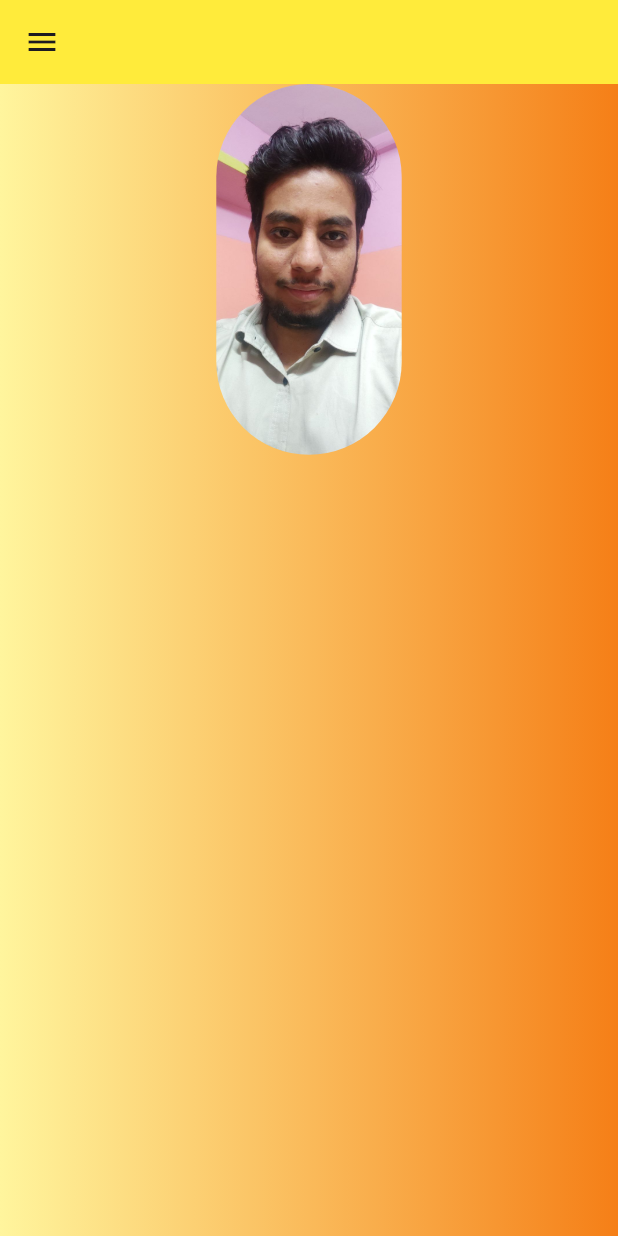
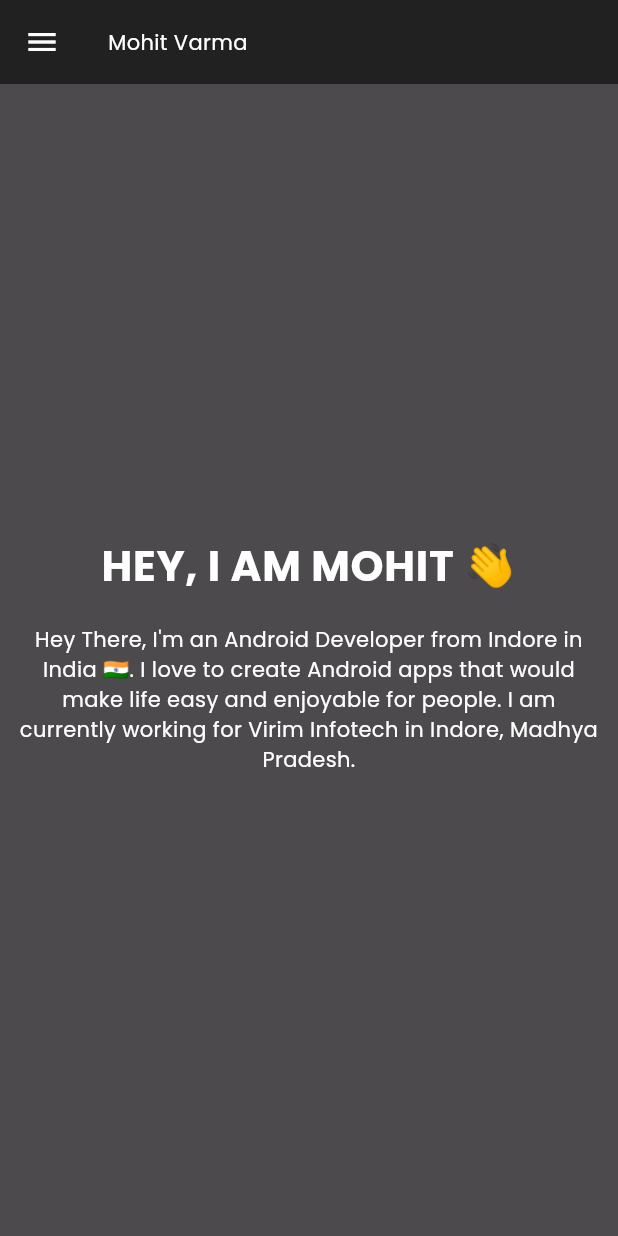
Before and after one commit to MV1998/portfolio_flutter, a Flutter app: the screen it shows after launch, on a phone screen of 412 x 824 dp. Run offline on Flutter 3.47's test engine with Material 3 defaults, Android fonts, the phone set to English and light mode, and no system bars; our stand-ins replace animated_text_kit, font_awesome_flutter, google_fonts, sizer.

Commit message:
responsive layout file added, mobile,tab and desktop seperate file created.

```diff
--- a/lib/main.dart
+++ b/lib/main.dart
@@ -2,11 +2,13 @@ import 'package:flutter/material.dart';
 import 'package:flutter_web_plugins/url_strategy.dart';
 import 'package:google_fonts/google_fonts.dart';
 import 'package:mohit_portfolio/view_models/animation_provider.dart';
+import 'package:mohit_portfolio/views/main_view/tablet_view.dart';
+import 'package:mohit_portfolio/views/responsive_layout.dart';
 import 'package:provider/provider.dart';
 import 'package:sizer/sizer.dart';
 
-import 'views/desktop_view.dart';
-import 'views/mobile_view.dart';
+import 'views/main_view/desktop_view.dart';
+import 'views/main_view/mobile_view.dart';
 
 void main() {
   usePathUrlStrategy();
@@ -33,10 +35,10 @@ class MyApp extends StatelessWidget {
               // )
               textTheme: GoogleFonts.poppinsTextTheme(const TextTheme(
                   bodyLarge: TextStyle(
-                      color: Colors.black,
+                      color: Colors.white,
                       fontSize: 28.0,
                       fontWeight: FontWeight.bold),
-                  bodyMedium: TextStyle(color: Colors.black)))),
+                  bodyMedium: TextStyle(color: Colors.white)))),
           home: const MyHomePage(title: 'Mohit Varma'),
         );
       },
@@ -55,6 +57,16 @@ class MyHomePage extends StatefulWidget {
 class _MyHomePageState extends State<MyHomePage> {
   @override
   Widget build(BuildContext context) {
+    return ResponsiveLayout(
+        mobileView: MobileView(),
+        tabletView: TabletView(),
+        desktopView: ChangeNotifierProvider<AnimationProvider>(
+          create: (_) {
+            return AnimationProvider();
+          },
+          child: DesktopView(),
+        ),
+    );
     return LayoutBuilder(
       builder: (_, constraints) {
         print(constraints.maxWidth);
--- /dev/null
+++ b/lib/views/main_view/mobile_view.dart
@@ -0,0 +1,99 @@
+import 'package:flutter/material.dart';
+import 'package:mohit_portfolio/views/circular_image_view.dart';
+import 'package:sizer/sizer.dart';
+import 'dart:math' as math;
+
+class MobileView extends StatefulWidget {
+  const MobileView({super.key});
+
+  @override
+  State<MobileView> createState() => _MobileViewState();
+}
+
+class _MobileViewState extends State<MobileView> {
+  @override
+  Widget build(BuildContext context) {
+    return Scaffold(
+      appBar: AppBar(
+        backgroundColor: Colors.grey.shade900,
+        iconTheme: const IconThemeData(color: Colors.white),
+        title: Text(
+          "Mohit Varma",
+          style: Theme.of(context).textTheme.bodyMedium,
+        ),
+      ),
+      drawer: Drawer(
+        backgroundColor: Colors.grey.shade900,
+        child: ListView(
+          children: [
+            DrawerHeader(
+              child: Text(
+                "Flutter",
+                style: Theme.of(context).textTheme.bodyMedium,
+              ),
+            ),
+            ListTile(
+              title:
+                  Text("Home", style: Theme.of(context).textTheme.bodyMedium),
+            ),
+            ListTile(
+              title:
+                  Text("Skills", style: Theme.of(context).textTheme.bodyMedium),
+            ),
+            ListTile(
+              title: Text("My Work",
+                  style: Theme.of(context).textTheme.bodyMedium),
+            ),
+            ListTile(
+              title: Text("Contact",
+                  style: Theme.of(context).textTheme.bodyMedium),
+            )
+          ],
+        ),
+      ),
+      body: FractionallySizedBox(
+        heightFactor: 1,
+        widthFactor: 1,
+        child: Stack(
+          children: [
+            // Container(
+            //   decoration: const BoxDecoration(
+            //       image: DecorationImage(
+            //     fit: BoxFit.cover,
+            //     image: NetworkImage(
+            //       "https://images.unsplash.com/photo-1478760329108-5c3ed9d495a0?q=80&w=1374&auto=format&fit=crop&ixlib=rb-4.0.3&ixid=M3wxMjA3fDB8MHxwaG90by1wYWdlfHx8fGVufDB8fHx8fA%3D%3D",
+            //     ),
+            //   )),
+            // ),
+            FractionallySizedBox(
+              heightFactor: 1,
+              widthFactor: 1,
+              child: ColoredBox(
+                color: Colors.black.withOpacity(.7),
+              ),
+            ),
+            Center(
+              child: Column(
+                mainAxisSize: MainAxisSize.min,
+                children: [
+                  Text(
+                    "HEY, I AM MOHIT 👋",
+                    style: Theme.of(context).textTheme.bodyLarge,
+                  ),
+                  const SizedBox(height: 10,),
+                  const Padding(
+                    padding: EdgeInsets.all(8.0),
+                    child: Text(
+                      "Hey There, I'm an Android Developer from Indore in India 🇮🇳. I love to create Android apps that would make life easy and enjoyable for people. I am currently working for Virim Infotech in Indore, Madhya Pradesh.",
+                      textAlign: TextAlign.center,
+                    ),
+                  )
+                ],
+              ),
+            )
+          ],
+        ),
+      ),
+    );
+  }
+}
--- a/lib/views/mobile_view.dart
+++ /dev/null
@@ -1,107 +0,0 @@
-import 'package:flutter/material.dart';
-import 'package:mohit_portfolio/views/circular_image_view.dart';
-import 'package:sizer/sizer.dart';
-
-class MobileView extends StatefulWidget {
-  const MobileView({super.key});
-
-  @override
-  State<MobileView> createState() => _MobileViewState();
-}
-
-class _MobileViewState extends State<MobileView> {
-  @override
-  Widget build(BuildContext context) {
-
-    List<Widget> textButtonList = [
-      TextButton(
-        onPressed: () {},
-        onHover: (value) {
-          print(value);
-        },
-        style:
-        TextButton.styleFrom(backgroundColor: Colors.black),
-        child:
-        Text("Home", style: Theme.of(context).textTheme.bodyMedium?.copyWith(color: Colors.white)),
-      ),
-      const SizedBox(
-        width: 20.0,
-      ),
-      TextButton(
-        onPressed: () {},
-        onHover: (value) {
-          print(value);
-        },
-        child: Text("Tech Stack",
-            style: Theme.of(context).textTheme.bodyMedium?.copyWith(color: Colors.white)),
-      ),
-      const SizedBox(
-        width: 20.0,
-      ),
-      TextButton(
-        onPressed: () {},
-        onHover: (value) {
-          print(value);
-        },
-        child: Text("My Work",
-            style: Theme.of(context).textTheme.bodyMedium?.copyWith(color: Colors.white)),
-      ),
-      const SizedBox(
-        width: 20.0,
-      ),
-      TextButton(
-        onPressed: () {},
-        onHover: (value) {
-          print(value);
-        },
-        child: Text("Contact",
-            style: Theme.of(context).textTheme.bodyMedium?.copyWith(color: Colors.white)),
-      ),
-      const SizedBox(
-        width: 20.0,
-      ),
-      ElevatedButton(
-        onPressed: () {},
-        onHover: (value) {
-          print(value);
-        },
-        style: ElevatedButton.styleFrom(backgroundColor: Colors.black),
-        child: Text("Resume",
-            style: Theme.of(context).textTheme.bodyMedium?.copyWith(color: Colors.white)),
-      ),
-    ];
-
-
-    return Scaffold(
-      appBar: AppBar(
-        backgroundColor: Colors.yellow,
-      ),
-      drawer: Drawer(
-        child: ListView(
-          children: textButtonList,
-        ),
-      ),
-      body: Container(
-        width: 100.w,
-        height: 100.h,
-        decoration: BoxDecoration(
-            gradient: LinearGradient(colors: [
-              Colors.yellow.shade200,
-              Colors.yellow.shade900
-            ]
-            )
-        ),
-        child: SingleChildScrollView(
-          child: Column(
-            children: [
-              CircularImageView(height: 30.h, width: 30.w,),
-              Text("", style: Theme.of(context)
-                  .textTheme
-                  .bodyLarge!,)
-            ],
-          ),
-        ),
-      ),
-    );
-  }
-}
--- /dev/null
+++ b/lib/views/responsive_layout.dart
@@ -0,0 +1,25 @@
+import 'package:flutter/material.dart';
+class ResponsiveLayout extends StatelessWidget {
+  final Widget desktopView;
+  final Widget mobileView;
+  final Widget tabletView;
+  const ResponsiveLayout(
+      {required this.mobileView,
+      required this.tabletView,
+      required this.desktopView,
+      super.key});
+
+  @override
+  Widget build(BuildContext context) {
+    return LayoutBuilder(
+      builder: (_, constraints) {
+        if (constraints.maxWidth < 700) {
+          return mobileView;
+        }else if (constraints.maxWidth < 1000) {
+          return tabletView;
+        }
+        return desktopView;
+      },
+    );
+  }
+}
```
Also changed, not shown: lib/views/main_view/desktop_view.dart (renamed from lib/views/desktop_view.dart, +95 -41 lines), lib/views/main_view/tablet_view.dart (added, +79 -0 lines), lib/views/menus.dart (+11 -13 lines).
